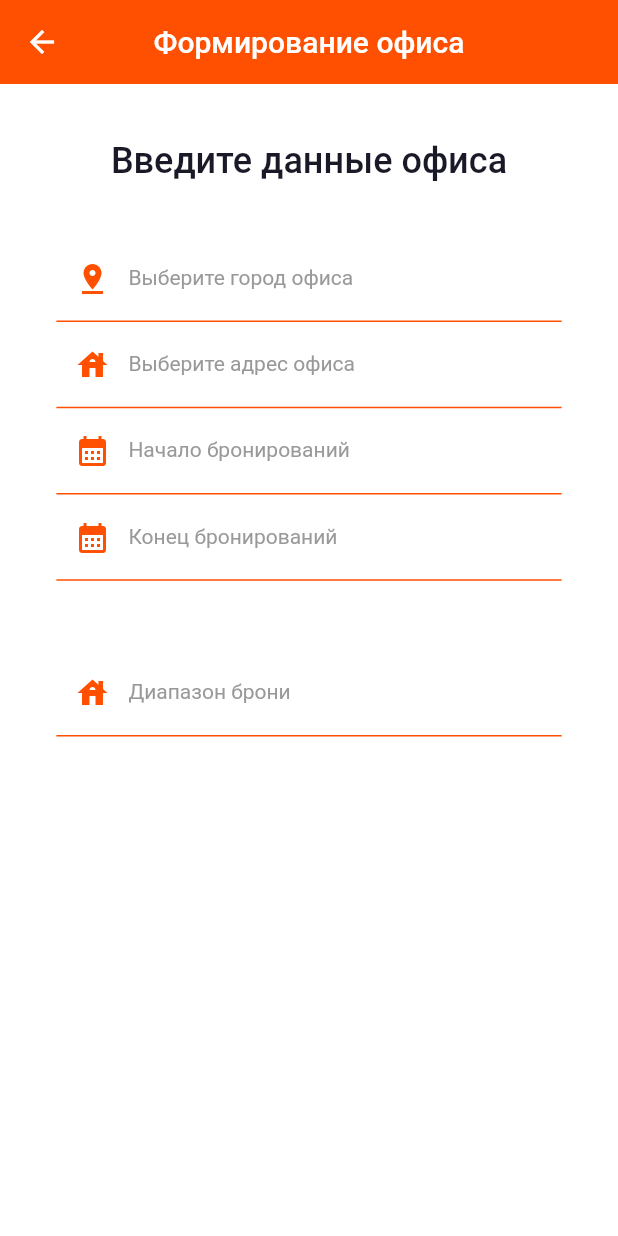
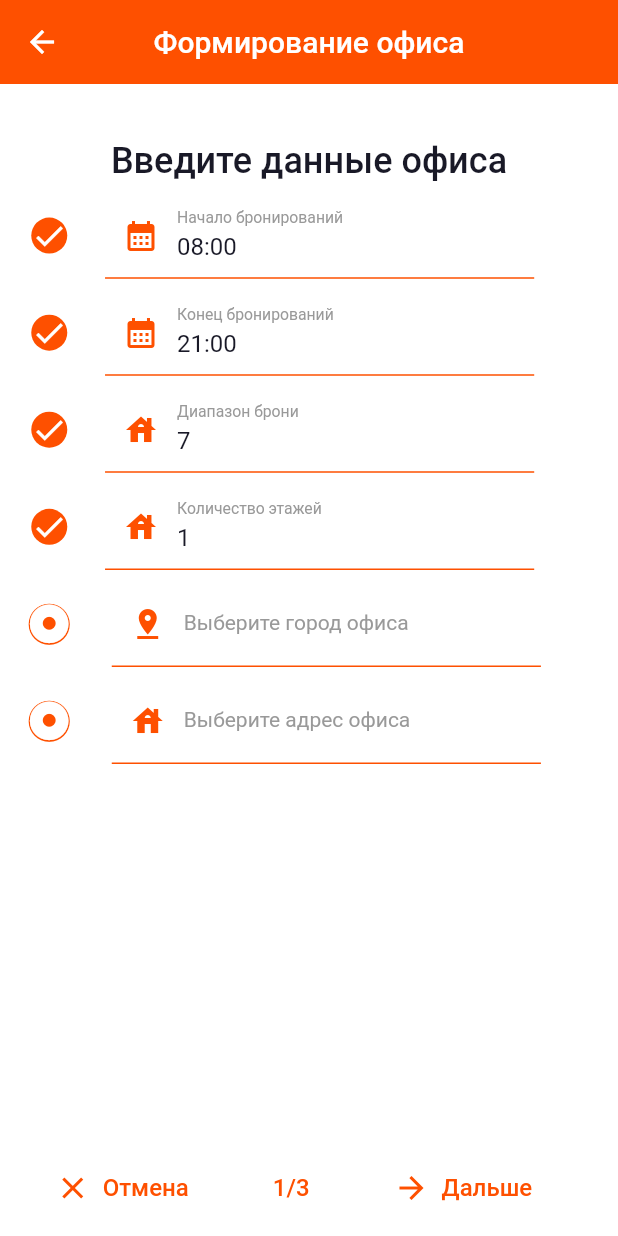
Before and after one commit to PainappuruNyan/flutter_study_project, a Flutter app: the CreateOffice1 screen opened by its route, on a phone screen of 412 x 824 dp. Run offline on Flutter 3.47's test engine with Material 2 defaults, Android fonts, the phone set to English and light mode, and no system bars; our stand-ins replace accordion, bloc, bloc_concurrency, dartz, equatable, floor and 8 more; missing offline and left inert: icon_decoration; accounts and stored records are empty; generated files the repository leaves out were written again; project files that could hold a hidden picture were left out.

Commit message:
#42 Добавление Stepper-а
Closes #42

See merge request plugin-fall/team5/atb_plugin_flutter!43

```diff
--- /dev/null
+++ b/lib/src/bloc/office_create_1/office_create_1_bloc.dart
@@ -0,0 +1,57 @@
+import 'dart:async';
+
+import 'package:bloc/bloc.dart';
+import 'package:equatable/equatable.dart';
+import 'package:intl/intl.dart';
+
+import '../../data/models/office_model.dart';
+
+part 'office_create_1_event.dart';
+
+part 'office_create_1_state.dart';
+
+class OfficeCreate1Bloc extends Bloc<OfficeCreate1Event, OfficeCreate1State> {
+  OfficeCreate1Bloc()
+      : super(OfficeCreate1Initial()) {
+    on<OfficeCreate1Event>((OfficeCreate1Event event, Emitter<OfficeCreate1State> emit) {});
+    on<FieldChanged>(_onFieldChanged);
+  }
+
+  FutureOr<void> _onFieldChanged(FieldChanged event, Emitter<OfficeCreate1State> emit) {
+    if(state is OfficeCreate1Initial){
+      switch (event.fieldChanged){
+        case 1:{
+          //изменилось стартовое время
+          emit((state as OfficeCreate1Initial).copyWith(beginningTime: event.nText));
+          break;
+        }
+        case 2:{
+          //изменилось конечное время
+          emit((state as OfficeCreate1Initial).copyWith(endTime: event.nText));
+          break;
+        }
+        case 3:{
+          //изменился диапазон брони
+          emit((state as OfficeCreate1Initial).copyWith(bookingRange: int.parse(event.nText!)));
+          break;
+        }
+        case 4:{
+          //изменилось количество этажей
+          emit((state as OfficeCreate1Initial).copyWith(floorsCount: int.parse(event.nText!)));
+          break;
+        }
+        case 5:{
+          //изменился город
+          emit((state as OfficeCreate1Initial).copyWith(city: event.nText));
+          break;
+        }
+        case 6:{
+          //изменился адресс
+          emit((state as OfficeCreate1Initial).copyWith(address: event.nText));
+          break;
+        }
+      }
+    }
+
+  }
+}
--- /dev/null
+++ b/lib/src/bloc/office_create_1/office_create_1_event.dart
@@ -0,0 +1,17 @@
+part of 'office_create_1_bloc.dart';
+
+abstract class OfficeCreate1Event extends Equatable {
+  const OfficeCreate1Event();
+
+  @override
+  List<Object?> get props => [];
+}
+
+class FieldChanged extends OfficeCreate1Event{
+  const FieldChanged({required this.fieldChanged, required this.nText});
+  final String? nText;
+  final int fieldChanged;
+
+  @override
+  List<Object?> get props => [nText, fieldChanged];
+}
--- /dev/null
+++ b/lib/src/bloc/office_create_1/office_create_1_state.dart
@@ -0,0 +1,56 @@
+part of 'office_create_1_bloc.dart';
+
+abstract class OfficeCreate1State extends Equatable {
+  const OfficeCreate1State();
+}
+
+class OfficeCreate1Initial extends OfficeCreate1State {
+  OfficeCreate1Initial({
+      String beginningTimeText = '08:00',
+      String endTimeText = '21:00',
+      this.bookingRange = 7,
+      this.floorsCount = 1,
+      this.city = '',
+      this.address = ''}) {
+    beginningTime = DateFormat('HH:mm').parse(beginningTimeText);
+    endTime = DateFormat('HH:mm').parse(endTimeText);
+    nOffice = OfficeModel(
+        id: null,
+        cityName: city,
+        address: address,
+        startOfDay: beginningTime,
+        endOfDay: endTime,
+        bookingRange: bookingRange,
+        workNumber: '',
+        isFavorite: null);
+  }
+
+  late final DateTime beginningTime;
+  late final DateTime endTime;
+  final int bookingRange;
+  final int floorsCount;
+  final String city;
+  final String address;
+  late final OfficeModel nOffice;
+
+  OfficeCreate1Initial copyWith({
+    String? beginningTime,
+    String? endTime,
+    int? bookingRange,
+    int? floorsCount,
+    String? city,
+    String? address,
+  }) {
+    return OfficeCreate1Initial(
+        beginningTimeText: beginningTime ?? DateFormat('HH:mm').format(this.beginningTime),
+        endTimeText: endTime ??  DateFormat('HH:mm').format(this.endTime),
+        bookingRange: bookingRange ?? this.bookingRange,
+        floorsCount: floorsCount ?? this.floorsCount,
+        city: city ?? this.city,
+        address: address ?? this.address);
+  }
+
+  @override
+  List<Object> get props =>
+      [beginningTime, endTime, bookingRange, floorsCount, city, address];
+}
--- a/lib/src/domain/entities/office.dart
+++ b/lib/src/domain/entities/office.dart
@@ -11,15 +11,15 @@ class Office extends Equatable{
     required this.bookingRange,
     required this.isFavorite,
 });
-  final int id;
+  final int? id;
   final String cityName;
   final String address;
-  final String workNumber;
+  final String? workNumber;
   final DateTime startOfDay;
   final DateTime endOfDay;
   final int bookingRange;
-  bool isFavorite;
+  bool? isFavorite;
 
   @override
-  List<Object> get props => [id, cityName, address, workNumber, startOfDay, endOfDay, bookingRange, isFavorite];
+  List<Object?> get props => [id, cityName, address, workNumber, startOfDay, endOfDay, bookingRange, isFavorite];
 }
--- a/lib/src/presentation/administration/create_office_1/create_office_1.dart
+++ b/lib/src/presentation/administration/create_office_1/create_office_1.dart
@@ -1,8 +1,12 @@
 import 'package:flutter/material.dart';
+import 'package:flutter_bloc/flutter_bloc.dart';
 import 'package:flutter_screenutil/flutter_screenutil.dart';
 import 'package:intl/intl.dart';
 
-import '../../../core/constants/colors.dart';
+import '../../../bloc/office_create_1/office_create_1_bloc.dart';
+import '../../shared_widgets/bottom_app_bar.dart';
+import '../create_office_2/create_office_2.dart';
+import 'widgets/custom_form_field.dart';
 
 class CreateOffice1 extends StatefulWidget {
   const CreateOffice1({super.key});
@@ -16,129 +20,118 @@ class CreateOffice1 extends StatefulWidget {
 class _CreateOffice1 extends State<CreateOffice1> {
   TextEditingController startdateinput = TextEditingController();
   TextEditingController enddateinput = TextEditingController();
+  TextEditingController bookingRangeInput = TextEditingController();
+  TextEditingController floorCountInput = TextEditingController();
+  TextEditingController cityInput = TextEditingController();
+  TextEditingController addressInput = TextEditingController();
 
-  bool periodLimit = false;
-  bool bookingCountLimit = false;
+  final GlobalKey<FormState> _formKey = GlobalKey<FormState>();
 
   //text editing controller for text field
 
-  @override
-  void initState() {
-    startdateinput.text = '';
-    enddateinput.text = '';
-    super.initState();
+  String? validator(String? value) {
+    if (value == null || value.isEmpty) {
+      return 'Please enter some text';
     }
+    return null;
+  }
+
 
   @override
   Widget build(BuildContext context) {
-    Future<void> datePicker(TextEditingController dateinput) async {
-      assert(dateinput != null);
-      final DateTime now = DateTime.now();
-
-      final DateTime? pickedDate = await showDatePicker(
-          context: context,
-          initialDate: now,
-          firstDate: DateTime(now.year, now.month, now.day),
-          lastDate: DateTime(now.year + 10));
-      if (pickedDate != null) {
-        final String formattedDate =
-            DateFormat('yyyy-MM-dd').format(pickedDate);
-        setState(() {
-          dateinput.text = formattedDate;
-        });
-      }
-    }
-
+    return BlocProvider<OfficeCreate1Bloc>(
+      create: (BuildContext context) => OfficeCreate1Bloc(),
+      child: BlocBuilder<OfficeCreate1Bloc, OfficeCreate1State>(
+        builder: (BuildContext context, OfficeCreate1State state) {
+          startdateinput.text = DateFormat('HH:mm').format((state as OfficeCreate1Initial).beginningTime);
+          enddateinput.text = DateFormat('HH:mm').format(state.endTime);
+          bookingRangeInput.text = state.bookingRange.toString();
+          floorCountInput.text = state.floorsCount.toString();
+          cityInput.text = state.city;
+          addressInput.text = state.address;
           return Scaffold(
             appBar: AppBar(
                 title: const Text(
                   'Формирование офиса',
                 )),
-      body: SingleChildScrollView(
-          child: Column(children: <Widget>[
-        Container(
+            body: Container(
               padding: EdgeInsets.only(top: 36.sp),
-          child: const Text(
+              child: Column(
+                children: <Widget>[
+                  const Text(
                     'Введите данные офиса',
                     style: TextStyle(
                         fontSize: 24,
                         fontWeight: FontWeight.w500,
                         fontFamily: 'Roboto'),
                   ),
+                  Flexible(
+                    child: SingleChildScrollView(
+                      child: Form(
+                        key: _formKey,
+                        child: Column(children: <Widget>[
+                          CustomFormField(
+                            formKey: _formKey,
+                              valid: validator,
+                              icon: Icons.calendar_month,
+                              controller: startdateinput,
+                              labelText: 'Начало бронирований',
+                              isDateTime: true, index: 1,),
+                          CustomFormField(
+                            formKey: _formKey,
+                              valid: validator,
+                              icon: Icons.calendar_month,
+                              controller: enddateinput,
+                              labelText: 'Конец бронирований',
+                              isDateTime: true, index: 2,),
+                          CustomFormField(
+                            formKey: _formKey,
+                            valid: validator,
+                            icon: Icons.house,
+                            controller: bookingRangeInput,
+                            labelText: 'Диапазон брони', index: 3,
                           ),
-        Container(
-            padding: EdgeInsets.only(left: 36.5.sp, right: 36.5.sp, top: 35.sp),
-            child: Center(
-                child: TextField(
-              style: Theme.of(context).textTheme.bodyText2,
-              decoration: const InputDecoration(
-                prefixIcon: Icon(
-                  Icons.pin_drop,
-                  color: MyColors.kPrimary,
+                          CustomFormField(
+                            formKey: _formKey,
+                            valid: validator,
+                            icon: Icons.house,
+                            controller: floorCountInput,
+                            labelText: 'Количество этажей', index: 4,
                           ),
-                labelText: 'Выберите город офиса',
+                          CustomFormField(
+                            formKey: _formKey,
+                            valid: validator,
+                            icon: Icons.pin_drop,
+                            controller: cityInput,
+                            labelText: 'Выберите город офиса', index: 5,
                           ),
-            ))),
-        Container(
-            padding: EdgeInsets.only(left: 36.5.sp, right: 36.5.sp),
-            child: Center(
-                child: TextField(
-              style: Theme.of(context).textTheme.bodyText2,
-              decoration: const InputDecoration(
-                prefixIcon: Icon(
-                  Icons.house,
-                  color: MyColors.kPrimary,
+                          CustomFormField(
+                            formKey: _formKey,
+                            valid: validator,
+                            labelText: 'Выберите адрес офиса',
+                            icon: Icons.house,
+                            controller: addressInput, index: 6,
                           ),
-                labelText: 'Выберите адрес офиса',
+                        ]),
                       ),
-            ))),
-        Container(
-            padding: EdgeInsets.only(left: 36.5.sp, right: 36.5.sp),
-            child: Center(
-                child: TextField(
-              readOnly: true,
-              style: Theme.of(context).textTheme.bodyText2,
-              controller: startdateinput,
-              decoration: const InputDecoration(
-                prefixIcon: Icon(
-                  Icons.calendar_month,
-                  color: MyColors.kPrimary,
                     ),
-                labelText: 'Начало бронирований',
                   ),
-              onTap: () => datePicker(startdateinput),
-            ))),
-        Container(
-            padding: EdgeInsets.only(left: 36.5.sp, right: 36.5.sp),
-            child: Center(
-                child: TextField(
-              readOnly: true,
-              style: Theme.of(context).textTheme.bodyText2,
-              controller: enddateinput,
-              decoration: const InputDecoration(
-                prefixIcon: Icon(
-                  Icons.calendar_month,
-                  color: MyColors.kPrimary,
+                ],
               ),
-                labelText: 'Конец бронирований',
             ),
-              onTap: () => datePicker(enddateinput),
-            ))),
-            Container(
-                padding: EdgeInsets.only(left: 36.5.sp, right: 36.5.sp, top: 45.sp),
-                child: Center(
-                    child: TextField(
-                      style: Theme.of(context).textTheme.bodyText2,
-                      decoration: const InputDecoration(
-                        prefixIcon: Icon(
-                          Icons.house,
-                          color: MyColors.kPrimary,
+            bottomNavigationBar: CustomBottomAppBar(
+              pageNum: '1',
+              pageCount: '3',
+              nextRoute: CreateOffice2(
+                floorCount: int.parse(floorCountInput.text),
+                nOffice: state.nOffice,
               ),
-                        labelText: 'Диапазон брони',
+              nextPageButton: true,
+              dateValid: _formKey.currentState?.validate(),
+            ), // bottomNavigationBar: const CustomBottomAppBar(pageNum: '1', pageCount: '3',nextRoute: Routes.profile,)
+          );
+        },
       ),
-                    ))),
-      ])),
-      // bottomNavigationBar: const CustomBottomAppBar(pageNum: '1', pageCount: '3',nextRoute: Routes.profile,)
     );
   }
 }
--- /dev/null
+++ b/lib/src/presentation/administration/create_office_1/widgets/custom_form_field.dart
@@ -0,0 +1,130 @@
+import 'package:flutter/material.dart';
+import 'package:flutter_bloc/flutter_bloc.dart';
+import 'package:flutter_screenutil/flutter_screenutil.dart';
+import 'package:intl/intl.dart';
+
+import '../../../../bloc/office_create_1/office_create_1_bloc.dart';
+import '../../../../core/constants/colors.dart';
+
+class CustomFormField extends StatefulWidget {
+  CustomFormField({
+    super.key,
+    required this.icon,
+    required this.controller,
+    required this.labelText,
+    this.isDateTime = false,
+    required this.valid,
+    required this.index,
+    required this.formKey,
+  });
+
+  GlobalKey<FormState> formKey;
+  IconData icon;
+  TextEditingController controller;
+  String labelText;
+  bool isDateTime;
+  String? Function(String?) valid;
+  final int index;
+
+  @override
+  State<CustomFormField> createState() => _CustomFormFieldState();
+}
+
+class _CustomFormFieldState extends State<CustomFormField> {
+  bool _valid(String text) {
+    if (text == '' || text == null) {
+      return false;
+    }
+    return true;
+  }
+
+  @override
+  Widget build(BuildContext context) {
+    Future<void> datePicker(TextEditingController dateinput) async {
+      assert(dateinput != null);
+
+      final TimeOfDay? pickedTime = await showTimePicker(
+          initialTime: TimeOfDay.now(),
+          context: context,
+          builder: (BuildContext context, Widget? child) {
+            return MediaQuery(
+              data:
+                  MediaQuery.of(context).copyWith(alwaysUse24HourFormat: true),
+              child: child ?? Container(),
+            );
+          });
+
+      if (pickedTime != null) {
+        final DateTime parsedTime =
+            DateFormat.jm().parse(pickedTime.format(context));
+        final String formattedTime = DateFormat('HH:mm').format(parsedTime);
+        setState(() {
+          dateinput.text = formattedTime;
+        });
+      }
+    }
+
+    return Container(
+        padding: EdgeInsets.only(left: 6.5.sp, right: 40.5.sp, top: 7.h),
+        child: Row(
+          mainAxisAlignment: MainAxisAlignment.center,
+          children: <Widget>[
+            Padding(
+              padding: EdgeInsets.only(right: 22.w),
+              child: InkWell(
+                child: _valid(widget.controller.text)
+                    ? Ink(
+                        decoration: const ShapeDecoration(
+                            color: MyColors.kPrimary, shape: CircleBorder()),
+                        child: const Icon(
+                          Icons.done,
+                          color: MyColors.kWhite,
+                        ),
+                      )
+                    : Ink(
+                        child:
+                            Stack(alignment: Alignment.center, children: <Icon>[
+                          Icon(
+                            Icons.circle,
+                            color: MyColors.kPrimary,
+                            size: 32.sp,
+                          ),
+                          Icon(Icons.circle,
+                              color: MyColors.kWhite, size: 30.sp),
+                          Icon(
+                            Icons.circle,
+                            color: MyColors.kPrimary,
+                            size: 10.sp,
+                          ),
+                        ]),
+                      ),
+                onTap: () {},
+              ),
+            ),
+            TextFormField(
+              validator: (String? value) {
+                if (value == null || value.isEmpty) {
+                  return 'Please enter some text';
+                }
+                return null;
+              },
+              style: Theme.of(context).textTheme.bodyText2,
+              controller: widget.controller,
+              decoration: InputDecoration(
+                constraints: BoxConstraints(maxWidth: 250.w),
+                prefixIcon: Icon(
+                  widget.icon,
+                  color: MyColors.kPrimary,
+                ),
+                labelText: widget.labelText,
+              ),
+              onTap: () =>
+                  widget.isDateTime ? datePicker(widget.controller) : null,
+              onFieldSubmitted: (String? text) => context
+                  .read<OfficeCreate1Bloc>()
+                  .add(FieldChanged(fieldChanged: widget.index, nText: text)),
+            ),
+          ],
+        ));
+  }
+}
--- a/lib/src/presentation/administration/create_office_2/create_office_2.dart
+++ b/lib/src/presentation/administration/create_office_2/create_office_2.dart
@@ -3,14 +3,16 @@ import 'package:flutter_bloc/flutter_bloc.dart';
 import 'package:flutter_screenutil/flutter_screenutil.dart';
 
 import '../../../bloc/office_create_2/office_create_2_bloc.dart';
+import '../../../domain/entities/office.dart';
 import '../../profile/profile_screen.dart';
 import '../../shared_widgets/bottom_app_bar.dart';
 import 'widgets/floor_expandable.dart';
 
 class CreateOffice2 extends StatefulWidget {
-  const CreateOffice2({super.key, required this.floorCount});
+  const CreateOffice2({super.key, required this.floorCount,required this.nOffice });
 
   final int floorCount;
+  final Office? nOffice;
 
   @override
   State<CreateOffice2> createState() => _CreateOffice2State();
@@ -21,6 +23,7 @@ class _CreateOffice2State extends State<CreateOffice2> {
 
   @override
   Widget build(BuildContext context) {
+    print(widget.nOffice);
     return BlocProvider<OfficeCreate2Bloc>(
       create: (BuildContext context) => OfficeCreate2Bloc()..add(EnterFloorCount(floorCount: widget.floorCount)),
       child: Scaffold(
@@ -38,6 +41,7 @@ class _CreateOffice2State extends State<CreateOffice2> {
         ),
         body: BlocBuilder<OfficeCreate2Bloc, OfficeCreate2State>(
           builder: (BuildContext context, OfficeCreate2State state) {
+            if(state is FloorEntered){
               return SingleChildScrollView(
                   child: Container(
                       padding: EdgeInsets.symmetric(horizontal: 24.w),
@@ -54,12 +58,14 @@ class _CreateOffice2State extends State<CreateOffice2> {
                               itemCount: widget.floorCount,
                               itemBuilder: (BuildContext context, int index) {
                                 return FloorExpandable(
-                                floor: (state as FloorEntered).floorList[index],
+                                  floor: state.floorList[index],
                                   floorIndex: index,
                                 );
                               }),
                         ],
                       )));
+            }
+            return const Center(child: CircularProgressIndicator(),);
           },
         ),
       ),
--- a/lib/src/presentation/administration/create_office_2/widgets/office_widget.dart
+++ b/lib/src/presentation/administration/create_office_2/widgets/office_widget.dart
@@ -67,7 +67,7 @@ class _OfficeWidgetHeaderState extends State<OfficeWidgetHeader> {
           Column(
             crossAxisAlignment: CrossAxisAlignment.start,
             children: <Widget>[
-              Text(widget.office.workNumber, style: Theme
+              Text(widget.office.workNumber!, style: Theme
                   .of(context)
                   .textTheme
                   .bodySmall,),
--- a/lib/src/presentation/booking/create_booking_1/widgets/office_expandable.dart
+++ b/lib/src/presentation/booking/create_booking_1/widgets/office_expandable.dart
@@ -64,7 +64,7 @@ class OfficeAddressCard extends StatelessWidget {
 
   @override
   Widget build(BuildContext context) {
-    int selectedOffice = office.id;
+    int selectedOffice = office.id!;
     return InkWell(
       child: Card(
         color: MyColors.kPrimaryLight,
@@ -133,7 +133,7 @@ class OfficeAddressCard extends StatelessWidget {
                   ),
                   Row(
                     children: <Widget>[
-                      Text(office.workNumber, style: textStyle.copyWith(fontWeight: FontWeight.normal)),
+                      Text(office.workNumber!, style: textStyle.copyWith(fontWeight: FontWeight.normal)),
                     ],
                   )
                 ],
@@ -141,10 +141,10 @@ class OfficeAddressCard extends StatelessWidget {
             ),
             actions: <Widget>[
               MaterialButton(onPressed: (){
-                dialogBloc.add(BookingCreate1FavoriteChanged(id: office.id, isFavorite: !office.isFavorite));
+                dialogBloc.add(BookingCreate1FavoriteChanged(id: office.id!, isFavorite: !office.isFavorite!));
               }, child: Text('Избранное', style: Theme.of(context).textTheme.bodyText2),),
               MaterialButton(onPressed: (){
-                selectedOffice = office.id;
+                selectedOffice = office.id!;
                 Navigator.push(
                   context,
                   MaterialPageRoute(
--- a/pubspec.yaml
+++ b/pubspec.yaml
@@ -81,6 +81,7 @@ dev_dependencies:
   flutter_lints: ^2.0.0
   floor_generator: ^1.3.0
   code_builder: ^4.1.0
+  im_stepper: ^1.0.1+1
 
 
 
```
Also changed, not shown: lib/src/presentation/administration/create_office_2/widgets/floor_expandable.dart (line endings or trailing spaces), pubspec.lock. Lines whose indentation alone changed are shown as unchanged.
